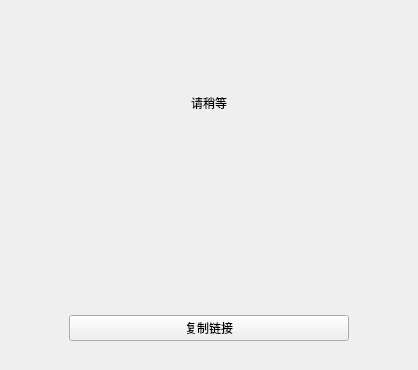
Qt form widget.ui (GXDE-OS/gxde-sendbylan) before a commit.
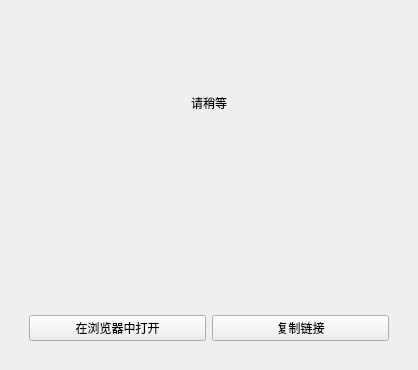
The same form after that commit.

```diff
--- a/widget.ui
+++ b/widget.ui
@@ -90,20 +90,14 @@
        <widget class="QWidget" name="widget" native="true">
         <layout class="QHBoxLayout" name="horizontalLayout">
          <item>
-          <spacer name="horizontalSpacer">
-           <property name="orientation">
-            <enum>Qt::Horizontal</enum>
+          <widget class="QPushButton" name="pushButton_openlink">
+           <property name="focusPolicy">
+            <enum>Qt::StrongFocus</enum>
            </property>
-           <property name="sizeType">
-            <enum>QSizePolicy::Maximum</enum>
+           <property name="text">
+            <string>在浏览器中打开</string>
            </property>
-           <property name="sizeHint" stdset="0">
-            <size>
-             <width>40</width>
-             <height>20</height>
-            </size>
-           </property>
-          </spacer>
+          </widget>
          </item>
          <item>
           <widget class="QPushButton" name="pushButton">
@@ -112,22 +106,6 @@
            </property>
           </widget>
          </item>
-         <item>
-          <spacer name="horizontalSpacer_2">
-           <property name="orientation">
-            <enum>Qt::Horizontal</enum>
-           </property>
-           <property name="sizeType">
-            <enum>QSizePolicy::Maximum</enum>
-           </property>
-           <property name="sizeHint" stdset="0">
-            <size>
-             <width>40</width>
-             <height>20</height>
-            </size>
-           </property>
-          </spacer>
-         </item>
         </layout>
        </widget>
       </item>
```
Left out of the diff: 3 changed lines with no effect on the pictures.
